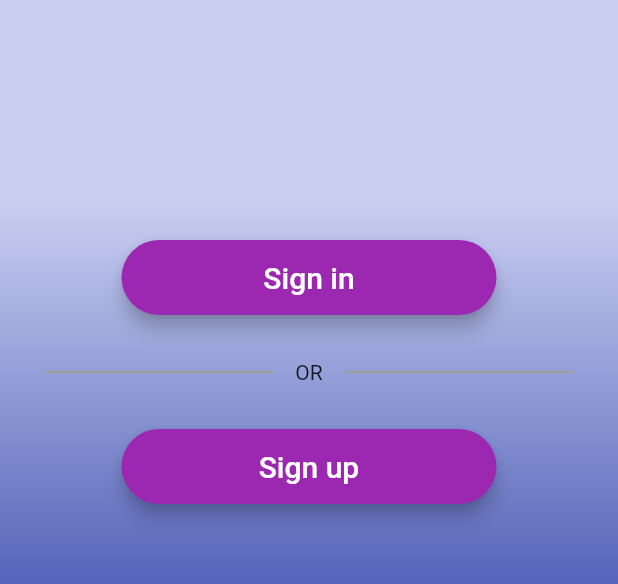
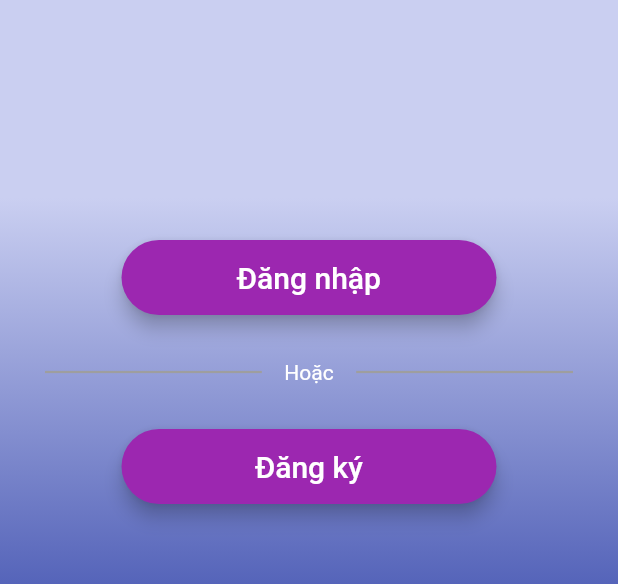
Before and after one commit to MinhQuang612/Nhom_Tinh_He, a Flutter app: the screen it shows after launch, on a phone screen of 412 x 824 dp, the part 420-1004 px from its top. Run offline on Flutter 3.47's test engine with Material 2 defaults, Android fonts, the light colour scheme and no system bars; missing offline and left inert: dart:html.

Commit message:
update tùm lum

```diff
--- a/lib/components/menu.dart
+++ b/lib/components/menu.dart
@@ -1,4 +1,5 @@
 import 'package:nhom_tinh_he/layout/bang_xep_hang.dart';
+import 'package:nhom_tinh_he/layout/man_hinh_dau_tien.dart';
 import 'package:nhom_tinh_he/layout/thong_bao.dart';
 import 'package:nhom_tinh_he/layout/trang_ca_nhan.dart';
 import '../layout/tim_doi_thu.dart';
@@ -242,7 +243,7 @@ class _MenuState extends State<Menu> {
                                               context,
                                               MaterialPageRoute(
                                                   builder: (context) =>
-                                                      const home()),
+                                                      const first_screen()),
                                             );
                                           },
                                           child: const Text('Có'),
--- a/lib/layout/dang_ky.dart
+++ b/lib/layout/dang_ky.dart
@@ -98,7 +98,7 @@ Color getColor(Set<MaterialState> states) {
                         child: Column(children: <Widget>[
                           Text('ĐĂNG KÝ',
                               style: TextStyle(
-                                color: Colors.black,
+                                color: Colors.white,
                                 fontSize: 30,
                               )),
                           SizedBox(
@@ -204,10 +204,10 @@ Color getColor(Set<MaterialState> states) {
                                 });
                               },
                             ),
-                            Text('Tôi đồng ý với '),
+                            Text('Tôi đồng ý với ', style: TextStyle(color: Colors.white)),
                             Text('Điều khoản ',
                                 style: TextStyle(color: Colors.red)),
-                            Text('& '),
+                            Text('& ', style: TextStyle(color: Colors.white)),
                             Text('Thể lệ ',
                                 style: TextStyle(color: Colors.red)),
 
--- a/lib/layout/ketqua_choi_doikhang.dart
+++ b/lib/layout/ketqua_choi_doikhang.dart
@@ -16,6 +16,7 @@ class _result_challengeState extends State<result_challenge> {
   Widget build(BuildContext context) {
      return Scaffold(
       appBar: AppBar(
+         automaticallyImplyLeading: false,
         centerTitle: true,
         title: Text('Kết quả'),
         backgroundColor: Colors.grey.shade600,
--- a/lib/layout/ketqua_choi_don.dart
+++ b/lib/layout/ketqua_choi_don.dart
@@ -17,6 +17,7 @@ class _result_soloState extends State<result_solo> {
       length: 5,
       child: Scaffold(
         appBar: AppBar(
+           automaticallyImplyLeading: false,
           centerTitle: true,
           title: Text('Kết quả'),
           backgroundColor: Colors.grey.shade600,
--- a/lib/layout/man_hinh_dau_tien.dart
+++ b/lib/layout/man_hinh_dau_tien.dart
@@ -65,7 +65,7 @@ class _first_screenState extends State<first_screen> {
                           Theme.of(context).primaryColor.withOpacity(0.50),
                       disabledElevation: 0,
                       child: Text(
-                        'Sign in',
+                        'Đăng nhập',
                         style: TextStyle(color: Colors.white, fontSize: 20),
                       )),
                   SizedBox(
@@ -79,7 +79,7 @@ class _first_screenState extends State<first_screen> {
                       indent: 15.0,
                       endIndent: 15.0,
                     )),
-                    Text("OR"),
+                    Text("Hoặc",style: TextStyle(color: Colors.white),),
                     Expanded(
                         child: Divider(
                       thickness: 1.5,
@@ -110,7 +110,7 @@ class _first_screenState extends State<first_screen> {
                           Theme.of(context).primaryColor.withOpacity(0.50),
                       disabledElevation: 0,
                       child: Text(
-                        'Sign up',
+                        'Đăng ký',
                         style: TextStyle(color: Colors.white, fontSize: 20),
                       )),
                 ]),
--- a/lib/layout/thong_bao.dart
+++ b/lib/layout/thong_bao.dart
@@ -31,7 +31,7 @@ class _thong_baoState extends State<thong_bao> {
       body: Container(
         height: double.infinity,
         width: double.infinity,
-        color: Colors.grey.shade800,
+        color: Colors.black,
         padding: EdgeInsets.all(20),
         child: SingleChildScrollView(
           child: Column(
--- a/lib/layout/tuy_chinh.dart
+++ b/lib/layout/tuy_chinh.dart
@@ -30,7 +30,7 @@ class _settingState extends State<setting> {
         ),
         drawer: const Menu(),
         body: Container(
-          color: Colors.grey.shade800,
+          color: Colors.black,
           padding: const EdgeInsets.all(20),
           child: Column(
             children: [
```
Also changed, not shown: lib/layout/bang_xep_hang.dart (+7 -8 lines), lib/layout/dang_nhap.dart (+5 -5 lines), lib/layout/tim_doi_thu.dart (+4 -4 lines).
